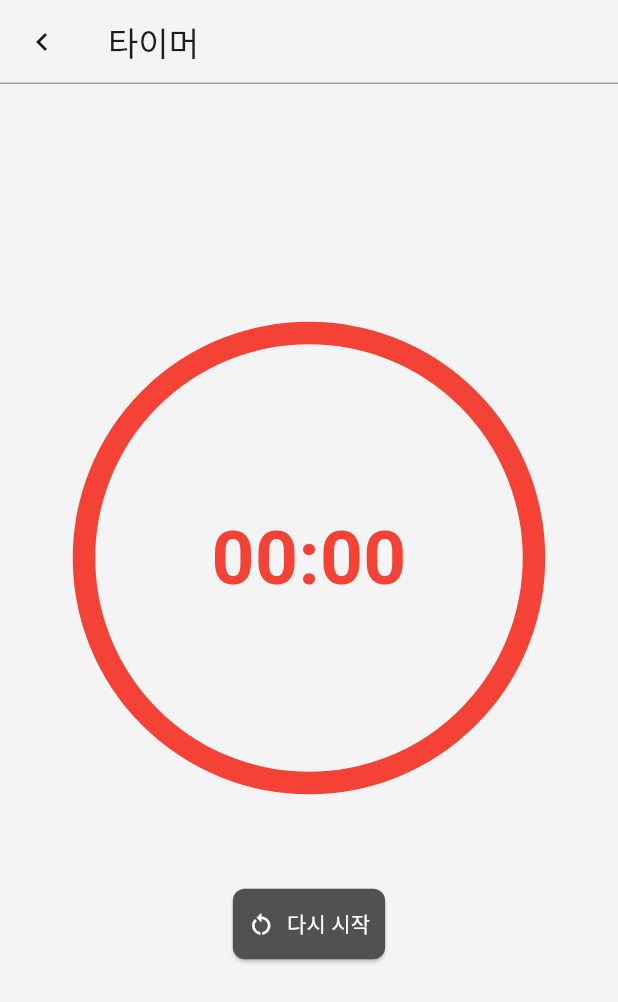
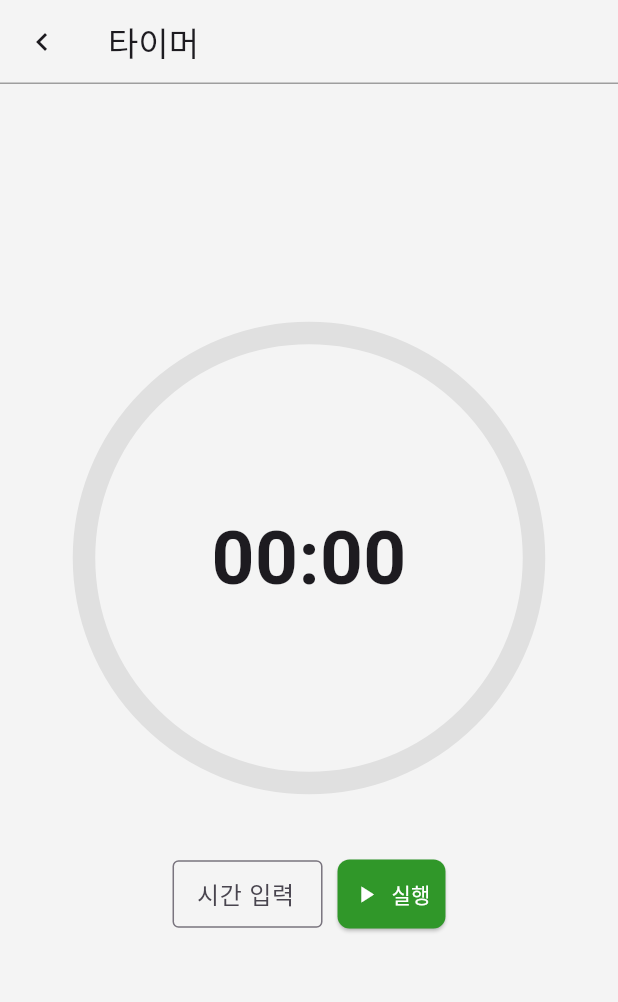
Before and after one commit to public-final-Project-PROJECT/DingDong-Flutter-for-Teacher, a Flutter app: the TimerScreen screen opened directly, on a phone screen of 412 x 824 dp. Shown: the top 1002 px of the screen. Run offline on Flutter 3.47's test engine with Material 3 defaults, Android fonts, the phone set to English and light mode, and no system bars; our stand-ins replace dio, file_picker, firebase_auth, firebase_core, flutter_dotenv, google_sign_in and 4 more; missing offline and left inert: flutter_downloader; accounts and stored records are empty; network calls fail.

Commit message:
timer.dart TextField overflow 해결 & 교사용 앱 CSS

```diff
--- a/lib/screen/home_screen.dart
+++ b/lib/screen/home_screen.dart
@@ -237,7 +237,7 @@
         );
       },
       style: ElevatedButton.styleFrom(
-        backgroundColor: const Color(0xff515151),
+        backgroundColor: const Color(0xff205736),
         foregroundColor: Colors.white,
         shape: RoundedRectangleBorder(
           borderRadius: BorderRadius.circular(8.0),
--- a/lib/screen/notice_register.dart
+++ b/lib/screen/notice_register.dart
@@ -234,7 +234,7 @@
                         style: ElevatedButton.styleFrom(
                           backgroundColor: _isFocusTransitioning
                               ? Colors.grey
-                              : const Color(0xff515151),
+                              : const Color(0xff309729),
                           foregroundColor: Colors.white,
                           padding: const EdgeInsets.symmetric(
                               horizontal: 10, vertical: 13),
@@ -260,7 +260,7 @@
                         style: ElevatedButton.styleFrom(
                           backgroundColor: _isFocusTransitioning
                               ? Colors.grey
-                              : const Color(0xff515151),
+                              : const Color(0xff309729),
                           foregroundColor: Colors.white,
                           padding: const EdgeInsets.symmetric(
                               horizontal: 10, vertical: 13),
@@ -276,7 +276,7 @@
                   ElevatedButton(
                     onPressed: _registerNotice,
                     style: ElevatedButton.styleFrom(
-                        backgroundColor: const Color(0xff515151),
+                        backgroundColor: const Color(0xff309729),
                         foregroundColor: Colors.white,
                         padding: const EdgeInsets.symmetric(
                             horizontal: 10, vertical: 13),
--- a/lib/screen/timer.dart
+++ b/lib/screen/timer.dart
@@ -39,13 +39,14 @@
       if (updatedRemainingSeconds > 0) {
         _remainingSeconds = updatedRemainingSeconds;
         _isRunning = true;
-        _totalSeconds = prefs.getInt('totalSeconds') ?? 0; // 복원된 전체 시간 설정
-      } else if (savedRemainingSeconds > 0) {
-        _finishTimer();
+        _totalSeconds = prefs.getInt('totalSeconds') ?? 0;
+        _startTimer(); // 타이머를 실행
+      } else {
+        _remainingSeconds = 0;
+        _isRunning = false;
+        _isFinished = false; // 처음 상태로 설정
       }
     });
-
-    _startTimer(); // 타이머 실행
   }
 
 
@@ -123,6 +124,7 @@
     final progress = _totalSeconds > 0 ? _remainingSeconds / _totalSeconds : 0.0;
 
     return Scaffold(
+      resizeToAvoidBottomInset: false,
       appBar: AppBar(
         title: const Text("타이머"),
         leading: IconButton(
@@ -140,7 +142,7 @@
         ),
       ),
       backgroundColor: const Color(0xffF4F4F4),
-      body: Padding(
+      body: SingleChildScrollView(
         padding: const EdgeInsets.all(16.0),
         child: Center(
           child: Column(
@@ -148,7 +150,7 @@
             crossAxisAlignment: CrossAxisAlignment.center,
             children: [
               const SizedBox(height: 150),
-              if (!_isRunning && _remainingSeconds == 0 && !_isFinished) ...[
+              if (!_isRunning && !_isFinished && _remainingSeconds == 0) ...[
                 Stack(
                   alignment: Alignment.center,
                   children: [
@@ -156,7 +158,7 @@
                       width: 300,
                       height: 300,
                       child: CircularProgressIndicator(
-                        value: progress, // 동적으로 계산된 progress 적용
+                        value: 0.0, // 초기에는 진행되지 않음
                         strokeWidth: 15,
                         backgroundColor: Colors.grey[300],
                         valueColor: const AlwaysStoppedAnimation<Color>(
@@ -174,7 +176,6 @@
                   ],
                 ),
                 const SizedBox(height: 50),
-                const SizedBox(height: 20),
                 Row(
                   mainAxisAlignment: MainAxisAlignment.center,
                   children: [
@@ -202,10 +203,10 @@
                           _startTimer();
                         }
                       },
-                      icon: const Icon(Icons.play_arrow),
+                      icon: const Icon(Icons.play_arrow, color: Colors.white),
                       label: const Text("실행"),
                       style: ElevatedButton.styleFrom(
-                        backgroundColor: const Color(0xff515151),
+                        backgroundColor: const Color(0xff309729),
                         foregroundColor: Colors.white,
                         padding: const EdgeInsets.symmetric(
                           horizontal: 10,
@@ -248,10 +249,10 @@
                 const SizedBox(height: 20),
                 ElevatedButton.icon(
                   onPressed: _resetTimer,
-                  icon: const Icon(Icons.restart_alt),
+                  icon: const Icon(Icons.restart_alt, color: Colors.white),
                   label: const Text("다시 시작"),
                   style: ElevatedButton.styleFrom(
-                    backgroundColor: const Color(0xff515151),
+                    backgroundColor: const Color(0xffCE4339),
                     foregroundColor: Colors.white,
                     padding: const EdgeInsets.symmetric(
                       horizontal: 10,
@@ -274,7 +275,7 @@
                         strokeWidth: 15,
                         backgroundColor: Colors.grey[300],
                         valueColor: const AlwaysStoppedAnimation<Color>(
-                          Colors.black,
+                          Color(0xff309729),
                         ),
                       ),
                     ),
@@ -294,10 +295,10 @@
                   children: [
                     ElevatedButton.icon(
                       onPressed: _isRunning ? _pauseTimer : _startTimer,
-                      icon: Icon(_isRunning ? Icons.pause : Icons.play_arrow),
+                      icon: Icon(_isRunning ? Icons.pause : Icons.play_arrow, color: Colors.white),
                       label: Text(_isRunning ? "멈춤" : "계속"),
                       style: ElevatedButton.styleFrom(
-                        backgroundColor: const Color(0xff515151),
+                        backgroundColor: const Color(0xff309729),
                         foregroundColor: Colors.white,
                         padding: const EdgeInsets.symmetric(
                           horizontal: 10,
@@ -311,10 +312,10 @@
                     const SizedBox(width: 10),
                     ElevatedButton.icon(
                       onPressed: _resetTimer,
-                      icon: const Icon(Icons.restart_alt),
+                      icon: const Icon(Icons.restart_alt, color: Colors.white),
                       label: const Text("초기화"),
                       style: ElevatedButton.styleFrom(
-                        backgroundColor: const Color(0xff515151),
+                        backgroundColor: const Color(0xffCE4339),
                         foregroundColor: Colors.white,
                         padding: const EdgeInsets.symmetric(
                           horizontal: 10,
--- a/lib/screen/vote.dart
+++ b/lib/screen/vote.dart
@@ -250,7 +250,7 @@
                   style: TextButton.styleFrom(
                     backgroundColor: Color(0xff2C8C25),
                     shape: RoundedRectangleBorder(
-                      borderRadius: BorderRadius.circular(30),
+                      borderRadius: BorderRadius.circular(8),
                     ),
                     padding: EdgeInsets.symmetric(vertical: 4, horizontal: 8),
                   ),
@@ -262,7 +262,7 @@
                       Icon(Icons.how_to_vote, color: Colors.white),
                     ],
                   ),
-                )
+                ),
               ],
             ),
           ],
@@ -272,7 +272,9 @@
             color: Colors.grey,
           ),
         ),
+        backgroundColor: const Color(0xffF4F4F4),
       ),
+      backgroundColor: const Color(0xffF4F4F4),
       body: ListView.builder(
         itemCount: _voteList.length,
         itemBuilder: (context, index) {
```
Also changed, not shown: lib/screen/seat.dart (+11 -8 lines).
